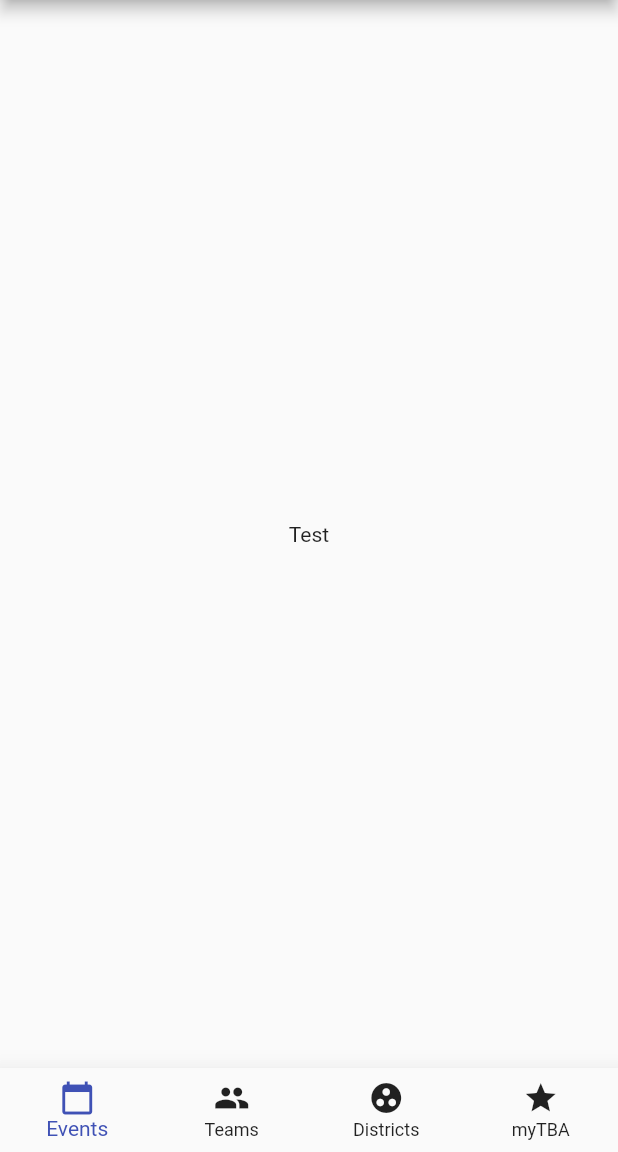
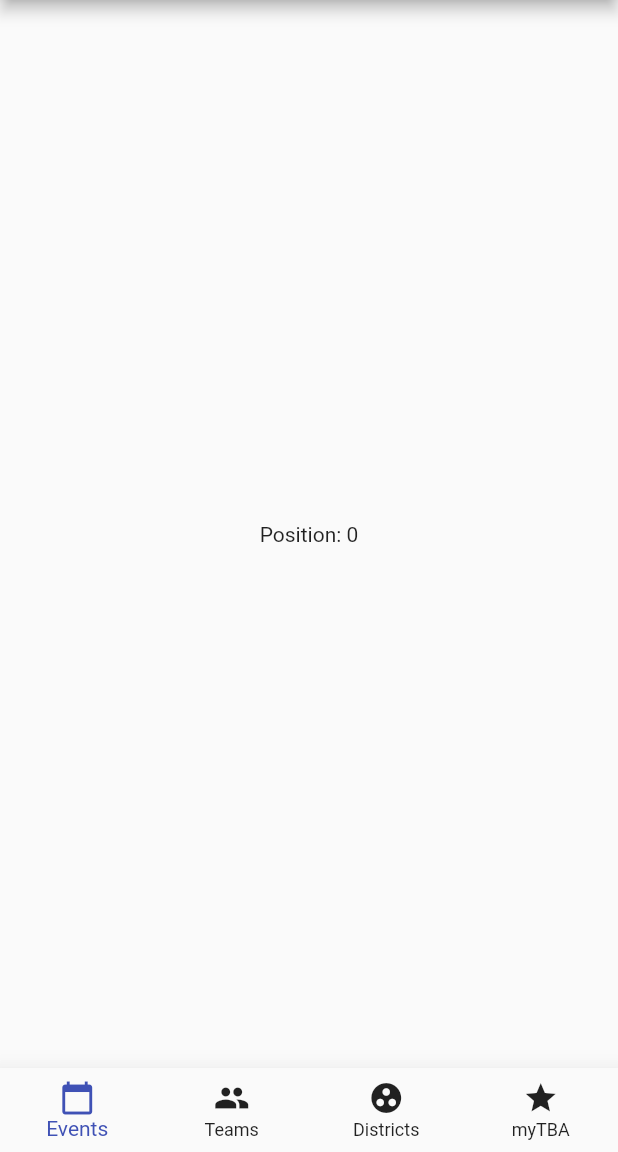
Before and after one commit to RyanHir/TheBlueAlliance-UniveralApp, a Flutter app: the screen it shows after launch, on a phone screen of 412 x 824 dp, the part 84-1236 px from its top. Run offline on Flutter 3.47's test engine with Material 2 defaults, Android fonts, the phone set to English and light mode, and no system bars.

Commit message:
Delete old code and add empty files for later containers

```diff
--- a/lib/UI/Views/Home.dart
+++ b/lib/UI/Views/Home.dart
@@ -1,9 +1,20 @@
 import 'package:flutter/material.dart';
 import 'package:tba/constants.dart';
 
-class Home extends StatelessWidget {
+class Home extends StatefulWidget {
+  @override
+  State<StatefulWidget> createState() {
+    return HomeState();
+  }
+}
+
+class HomeState extends State<StatefulWidget> {
+  // ignore: unused_field
+  int _position = 0;
+
   @override
   Widget build(BuildContext context) {
+
     return new Scaffold(
       appBar: AppBar(title: Text(kAppNameLong), actions: [
         IconButton(
@@ -11,9 +22,10 @@ class Home extends StatelessWidget {
             onPressed: () => Navigator.pushNamed(context, "/settings"))
       ]),
       body: Center(
-        child: Text("Test"),
+        child: Text("Position: $_position"),
       ),
-      bottomNavigationBar: new BottomNavigationBar(items: [
+      bottomNavigationBar: new BottomNavigationBar(
+        items: [
           BottomNavigationBarItem(
             icon: Icon(Icons.calendar_today),
             title: Text("Events"),
@@ -30,7 +42,10 @@ class Home extends StatelessWidget {
             icon: Icon(Icons.star),
             title: Text("myTBA"),
           ),
-      ]),
+        ],
+        onTap: (position) => setState(() => _position = position),
+        currentIndex: _position,
+      ),
     );
   }
 }
```
Also changed, not shown: lib/UI/NavBar.dart (deleted, +0 -27 lines), lib/UI/Views/Menus/Districts.dart (added), lib/UI/Views/Menus/Events.dart (added), lib/UI/Views/Menus/Teams.dart (added), lib/UI/Views/Menus/myTBA.dart (added). Lines whose indentation alone changed are shown as unchanged.
